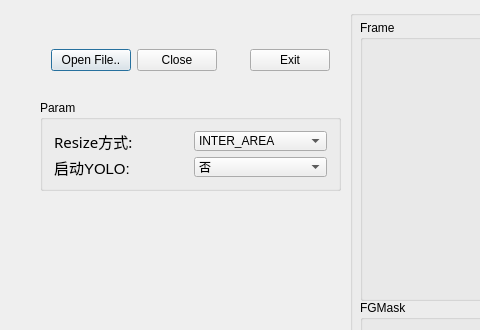
First picture: the form in AlgGui/AlgGui.ui, repository 2rintf/AlgGui, before the edit; both pictures show x 0 to 480 and y 0 to 330 of the 1353 by 616 pixel window.
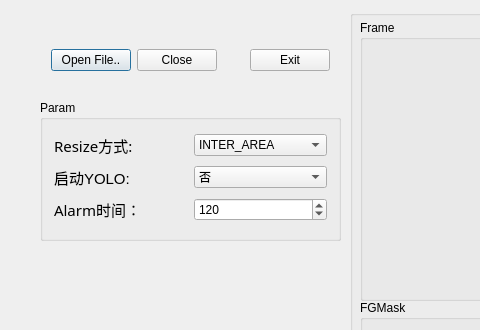
Second picture: the form after the edit.

Commit message: 添加alarmTime参数的支持

```diff
--- a/AlgGui/AlgGui.ui
+++ b/AlgGui/AlgGui.ui
@@ -178,7 +178,7 @@
      <x>40</x>
      <y>100</y>
      <width>301</width>
-     <height>91</height>
+     <height>141</height>
     </rect>
    </property>
    <property name="title">
@@ -255,6 +255,39 @@
       </item>
      </layout>
     </item>
+    <item>
+     <layout class="QHBoxLayout" name="horizontalLayout_2">
+      <item>
+       <widget class="QLabel" name="label_3">
+        <property name="font">
+         <font>
+          <family>宋体</family>
+          <pointsize>11</pointsize>
+         </font>
+        </property>
+        <property name="text">
+         <string>Alarm时间：</string>
+        </property>
+       </widget>
+      </item>
+      <item>
+       <widget class="QSpinBox" name="BoxOfAlarmTime">
+        <property name="minimum">
+         <number>1</number>
+        </property>
+        <property name="maximum">
+         <number>999</number>
+        </property>
+        <property name="value">
+         <number>120</number>
+        </property>
+        <property name="displayIntegerBase">
+         <number>10</number>
+        </property>
+       </widget>
+      </item>
+     </layout>
+    </item>
    </layout>
   </widget>
  </widget>
```
The commit also changes 5 other files.
